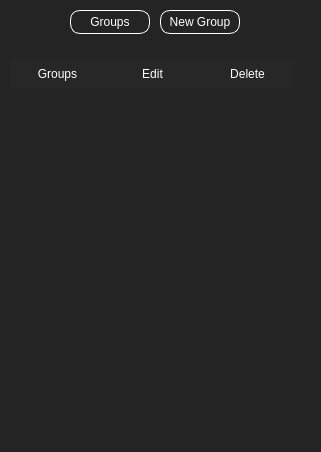
Above: mainwindow.ui from illud/tgroup before the change. Below: the same form after it.
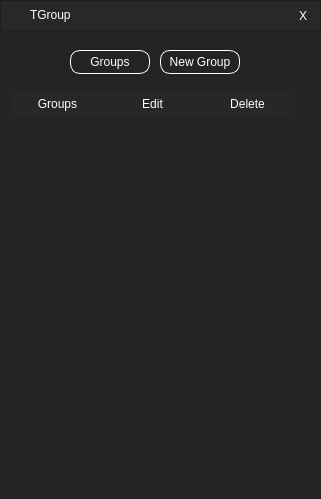
That is the form after the change. Icons and pictures are not drawn.

Commit message: custom menu bar

What changed in the file:
```diff
--- a/mainwindow.ui
+++ b/mainwindow.ui
@@ -2,14 +2,23 @@
 <ui version="4.0">
  <class>MainWindow</class>
  <widget class="QMainWindow" name="MainWindow">
+  <property name="enabled">
+   <bool>true</bool>
+  </property>
   <property name="geometry">
    <rect>
     <x>0</x>
     <y>0</y>
     <width>321</width>
-    <height>452</height>
+    <height>499</height>
    </rect>
   </property>
+  <property name="sizePolicy">
+   <sizepolicy hsizetype="Preferred" vsizetype="Preferred">
+    <horstretch>0</horstretch>
+    <verstretch>0</verstretch>
+   </sizepolicy>
+  </property>
   <property name="windowTitle">
    <string>TGroup</string>
   </property>
@@ -21,7 +30,7 @@
     <property name="geometry">
      <rect>
       <x>0</x>
-      <y>40</y>
+      <y>70</y>
       <width>321</width>
       <height>371</height>
      </rect>
@@ -880,7 +889,7 @@
     <property name="geometry">
      <rect>
       <x>160</x>
-      <y>10</y>
+      <y>50</y>
       <width>80</width>
       <height>24</height>
      </rect>
@@ -919,7 +928,7 @@
     <property name="geometry">
      <rect>
       <x>70</x>
-      <y>10</y>
+      <y>50</y>
       <width>80</width>
       <height>24</height>
      </rect>
@@ -954,6 +963,99 @@
      <string>Groups</string>
     </property>
    </widget>
+   <widget class="QFrame" name="frame">
+    <property name="geometry">
+     <rect>
+      <x>0</x>
+      <y>0</y>
+      <width>321</width>
+      <height>31</height>
+     </rect>
+    </property>
+    <property name="styleSheet">
+     <string notr="true">background-color: rgb(40, 40, 40);</string>
+    </property>
+    <property name="frameShape">
+     <enum>QFrame::StyledPanel</enum>
+    </property>
+    <property name="frameShadow">
+     <enum>QFrame::Raised</enum>
+    </property>
+    <widget class="QPushButton" name="closeBtn">
+     <property name="geometry">
+      <rect>
+       <x>291</x>
+       <y>4</y>
+       <width>24</width>
+       <height>24</height>
+      </rect>
+     </property>
+     <property name="styleSheet">
+      <string notr="true">QPushButton { 
+	background-color: transparent;
+	font: 900 9pt &quot;Arial Black&quot;;
+	color: rgb(255, 255, 255);
+
+	border-color: rgb(255, 255, 255);
+	border-style: outset;
+
+}
+
+QPushButton:hover{ 
+    /*background-color: rgb(252, 196, 25);*/
+	font: 900 9pt &quot;Arial Black&quot;;
+	color: rgb(127, 29, 29);
+    border: 0px;
+}
+
+QPushButton::focus:pressed{ 
+	background-color: rgb(252, 72, 25);
+	font: 900 9pt &quot;Arial Black&quot;;
+	color: rgb(255, 255, 255);
+    border: 0px;
+}
+</string>
+     </property>
+     <property name="text">
+      <string>X</string>
+     </property>
+    </widget>
+    <widget class="QLabel" name="label">
+     <property name="geometry">
+      <rect>
+       <x>6</x>
+       <y>5</y>
+       <width>21</width>
+       <height>21</height>
+      </rect>
+     </property>
+     <property name="text">
+      <string/>
+     </property>
+     <property name="pixmap">
+      <pixmap resource="app_resources.qrc">:/tgroup_app.ico</pixmap>
+     </property>
+     <property name="scaledContents">
+      <bool>true</bool>
+     </property>
+    </widget>
+    <widget class="QLabel" name="label_4">
+     <property name="geometry">
+      <rect>
+       <x>30</x>
+       <y>7</y>
+       <width>49</width>
+       <height>16</height>
+      </rect>
+     </property>
+     <property name="styleSheet">
+      <string notr="true">color: rgb(255, 255, 255);</string>
+     </property>
+     <property name="text">
+      <string>TGroup</string>
+     </property>
+    </widget>
+   </widget>
   </widget>
   <widget class="QMenuBar" name="menubar">
    <property name="geometry">
```
Left out of the diff: 4 changed lines with no effect on the pictures. The commit also changes 2 other files.
